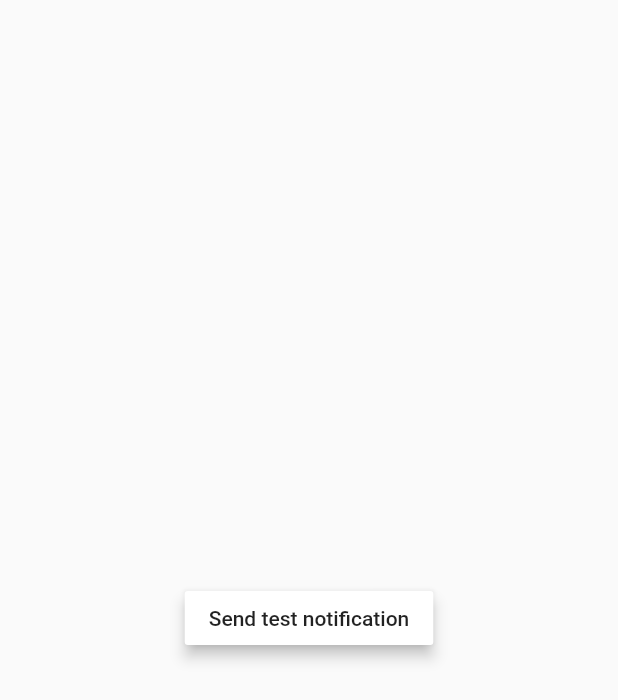
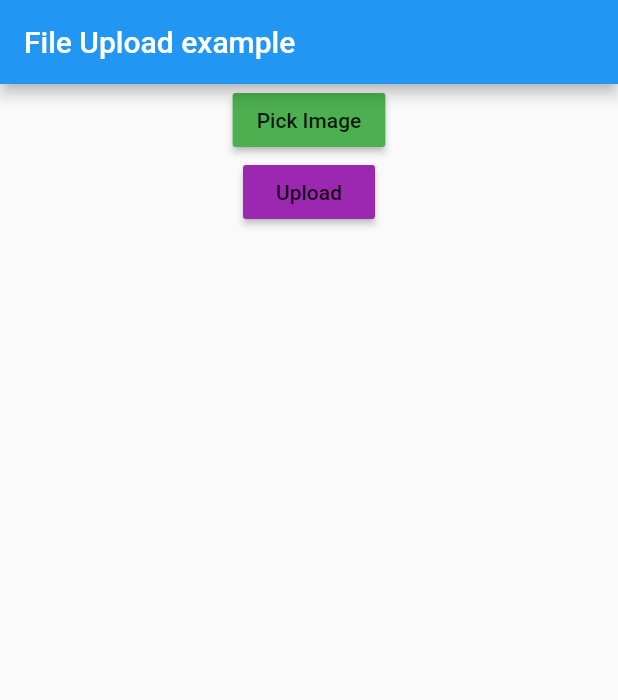
Before and after one commit to sharmashashi/GCA_DEC_JAN_FLUTTER, a Flutter app: the screen it shows after launch, on a phone screen of 412 x 824 dp. Shown: the top 700 px of the screen. Run offline on Flutter 3.47's test engine with Material 2 defaults, Android fonts, the phone set to English and light mode, and no system bars; our stand-ins replace firebase_core, firebase_messaging, firebase_storage, get, image_picker; accounts and stored records are empty.

Commit message:
firebase storage example

```diff
--- a/lib/main.dart
+++ b/lib/main.dart
@@ -4,6 +4,7 @@ import 'package:flutter/material.dart';
 import 'package:flutter/services.dart';
 import 'package:flutter/widgets.dart';
 import 'package:fluttergca/screens/home.dart';
+import 'package:fluttergca/screens/upload_file/file_upload.dart';
 import 'package:get/get.dart';
 
 void main() async {
@@ -19,7 +20,7 @@ class MyApp extends StatelessWidget {
   Widget build(BuildContext context) {
     return GetMaterialApp(
       debugShowCheckedModeBanner: false,
-      home: HomePage(),
+      home: FileUpload(),
     );
   }
 }
--- /dev/null
+++ b/lib/screens/upload_file/file_upload.dart
@@ -0,0 +1,88 @@
+import 'dart:io';
+
+import 'package:firebase_storage/firebase_storage.dart';
+import 'package:flutter/material.dart';
+import 'package:get/get.dart';
+import 'package:image_picker/image_picker.dart';
+
+class FileUpload extends StatefulWidget {
+  @override
+  _FileUploadState createState() => _FileUploadState();
+}
+
+class _FileUploadState extends State<FileUpload> {
+  File _imageFile;
+  Widget _previewWidget = SizedBox();
+  @override
+  Widget build(BuildContext context) {
+    return Scaffold(
+      appBar: AppBar(
+        title: Text("File Upload example"),
+      ),
+      body: _body(),
+    );
+  }
+
+  Widget _body() {
+    return Center(
+      child: Column(
+        children: [_pickImgBtn(), _preview(), _uploadBtn()],
+      ),
+    );
+  }
+
+  Widget _pickImgBtn() {
+    return RaisedButton(
+      onPressed: () {
+        _pick();
+      },
+      child: Text("Pick Image"),
+      color: Colors.green,
+    );
+  }
+
+  Widget _preview() {
+    return _previewWidget;
+  }
+
+  Widget _uploadBtn() {
+    return RaisedButton(
+        onPressed: () {
+          _upload();
+        },
+        child: Text("Upload"),
+        color: Colors.purple);
+  }
+
+  _pick() async {
+    ImagePicker imagePicker = ImagePicker();
+    PickedFile pickedFile =
+        await imagePicker.getImage(source: ImageSource.gallery);
+    if (pickedFile != null) {
+      _imageFile = File(pickedFile.path);
+      _previewWidget = Image.file(
+        _imageFile,
+        height: Get.height * .5,
+      );
+      setState(() {});
+    }
+  }
+
+  _upload() async {
+    FirebaseStorage firebaseStorage = FirebaseStorage();
+    StorageReference reference = firebaseStorage
+        .ref()
+        .child("images/" + DateTime.now().toIso8601String());
+    StorageUploadTask task = reference.putFile(_imageFile);
+    StorageTaskSnapshot snapshot = await task.onComplete;
+    var downloadUrl = await snapshot.ref.getDownloadURL();
+
+    Get.dialog(AlertDialog(
+      title: Text("Upload Successful !"),
+      content: Image.network(
+        downloadUrl,
+        height: Get.height * .25,
+      ),
+    ));
+  }
+}
--- a/pubspec.yaml
+++ b/pubspec.yaml
@@ -30,6 +30,8 @@ dependencies:
   google_sign_in: ^4.5.5
   firebase_auth: ^0.18.3
   firebase_messaging: ^7.0.3
+  firebase_storage: ^4.0.1
+  image_picker: ^0.6.7
   flutter:
     sdk: flutter
 
```
Also changed, not shown: pubspec.lock.
